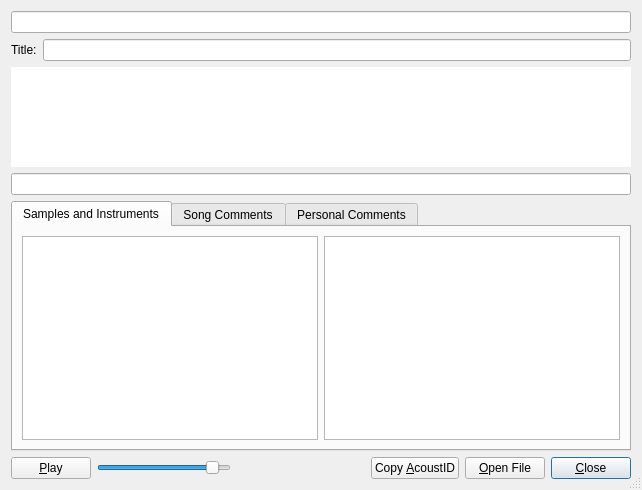
Before: the Qt Designer form Mod Library/modinfo.ui in sagamusix/ModLibrary, drawn with Qt 5.
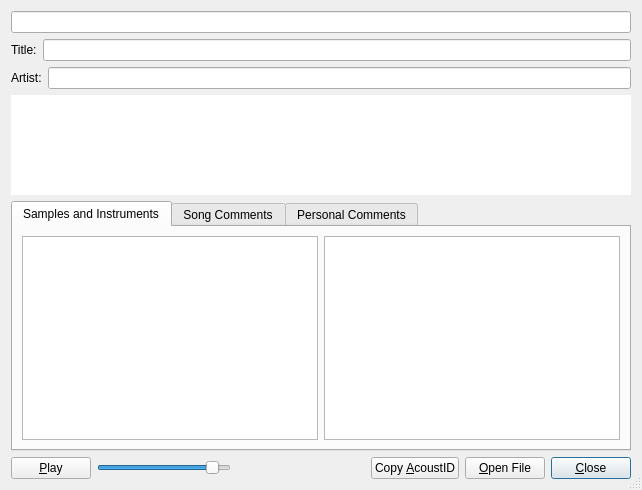
After: the same form once the commit is applied.

Commit message: Add support for editing artist field and make sorting by name actually work as intended.

Patch:
```diff
--- a/Mod Library/modinfo.ui
+++ b/Mod Library/modinfo.ui
@@ -38,7 +38,21 @@
      <property name="sizeConstraint">
       <enum>QLayout::SetDefaultConstraint</enum>
      </property>
-     <item row="6" column="0">
+     <item row="3" column="1">
+      <layout class="QHBoxLayout" name="horizontalLayout_3">
+       <item>
+        <widget class="QLabel" name="label_2">
+         <property name="text">
+          <string>Artist:</string>
+         </property>
+        </widget>
+       </item>
+       <item>
+        <widget class="QLineEdit" name="editArtist"/>
+       </item>
+      </layout>
+     </item>
+     <item row="7" column="1">
       <layout class="QHBoxLayout" name="horizontalLayout_4">
        <item>
         <widget class="QPushButton" name="play">
@@ -153,65 +167,7 @@
        </item>
       </layout>
      </item>
-     <item row="3" column="0">
-      <widget class="QPlainTextEdit" name="varInfo">
-       <property name="enabled">
-        <bool>true</bool>
-       </property>
-       <property name="sizePolicy">
-        <sizepolicy hsizetype="Expanding" vsizetype="Fixed">
-         <horstretch>0</horstretch>
-         <verstretch>0</verstretch>
-        </sizepolicy>
-       </property>
-       <property name="maximumSize">
-        <size>
-         <width>16777215</width>
-         <height>100</height>
-        </size>
-       </property>
-       <property name="frameShape">
-        <enum>QFrame::NoFrame</enum>
-       </property>
-       <property name="readOnly">
-        <bool>true</bool>
-       </property>
-       <property name="backgroundVisible">
-        <bool>false</bool>
-       </property>
-      </widget>
-     </item>
-     <item row="0" column="0">
-      <layout class="QVBoxLayout" name="verticalLayout">
-       <item>
-        <layout class="QHBoxLayout" name="horizontalLayout">
-         <item>
-          <widget class="QLineEdit" name="fileName">
-           <property name="enabled">
-            <bool>true</bool>
-           </property>
-           <property name="sizePolicy">
-            <sizepolicy hsizetype="Expanding" vsizetype="Fixed">
-             <horstretch>0</horstretch>
-             <verstretch>0</verstretch>
-            </sizepolicy>
-           </property>
-           <property name="autoFillBackground">
-            <bool>false</bool>
-           </property>
-           <property name="styleSheet">
-            <string notr="true"/>
-           </property>
-           <property name="readOnly">
-            <bool>true</bool>
-           </property>
-          </widget>
-         </item>
-        </layout>
-       </item>
-      </layout>
-     </item>
-     <item row="5" column="0">
+     <item row="6" column="1">
       <widget class="QTabWidget" name="tabWidget">
        <property name="sizePolicy">
         <sizepolicy hsizetype="Expanding" vsizetype="Expanding">
@@ -300,7 +256,7 @@
        </widget>
       </widget>
      </item>
-     <item row="2" column="0">
+     <item row="1" column="1">
       <layout class="QHBoxLayout" name="horizontalLayout_2">
        <item>
         <widget class="QLabel" name="label">
@@ -333,8 +289,55 @@
        </item>
       </layout>
      </item>
-     <item row="4" column="0">
-      <widget class="QLineEdit" name="editArtist"/>
+     <item row="4" column="1">
+      <widget class="QPlainTextEdit" name="varInfo">
+       <property name="enabled">
+        <bool>true</bool>
+       </property>
+       <property name="sizePolicy">
+        <sizepolicy hsizetype="Expanding" vsizetype="Fixed">
+         <horstretch>0</horstretch>
+         <verstretch>0</verstretch>
+        </sizepolicy>
+       </property>
+       <property name="maximumSize">
+        <size>
+         <width>16777215</width>
+         <height>100</height>
+        </size>
+       </property>
+       <property name="frameShape">
+        <enum>QFrame::NoFrame</enum>
+       </property>
+       <property name="readOnly">
+        <bool>true</bool>
+       </property>
+       <property name="backgroundVisible">
+        <bool>false</bool>
+       </property>
+      </widget>
+     </item>
+     <item row="0" column="1">
+      <widget class="QLineEdit" name="fileName">
+       <property name="enabled">
+        <bool>true</bool>
+       </property>
+       <property name="sizePolicy">
+        <sizepolicy hsizetype="Expanding" vsizetype="Fixed">
+         <horstretch>0</horstretch>
+         <verstretch>0</verstretch>
+        </sizepolicy>
+       </property>
+       <property name="autoFillBackground">
+        <bool>false</bool>
+       </property>
+       <property name="styleSheet">
+        <string notr="true"/>
+       </property>
+       <property name="readOnly">
+        <bool>true</bool>
+       </property>
+      </widget>
      </item>
     </layout>
    </item>
```
Left out of the diff: 16 changed lines with no effect on the pictures. The commit also changes 7 other files.
